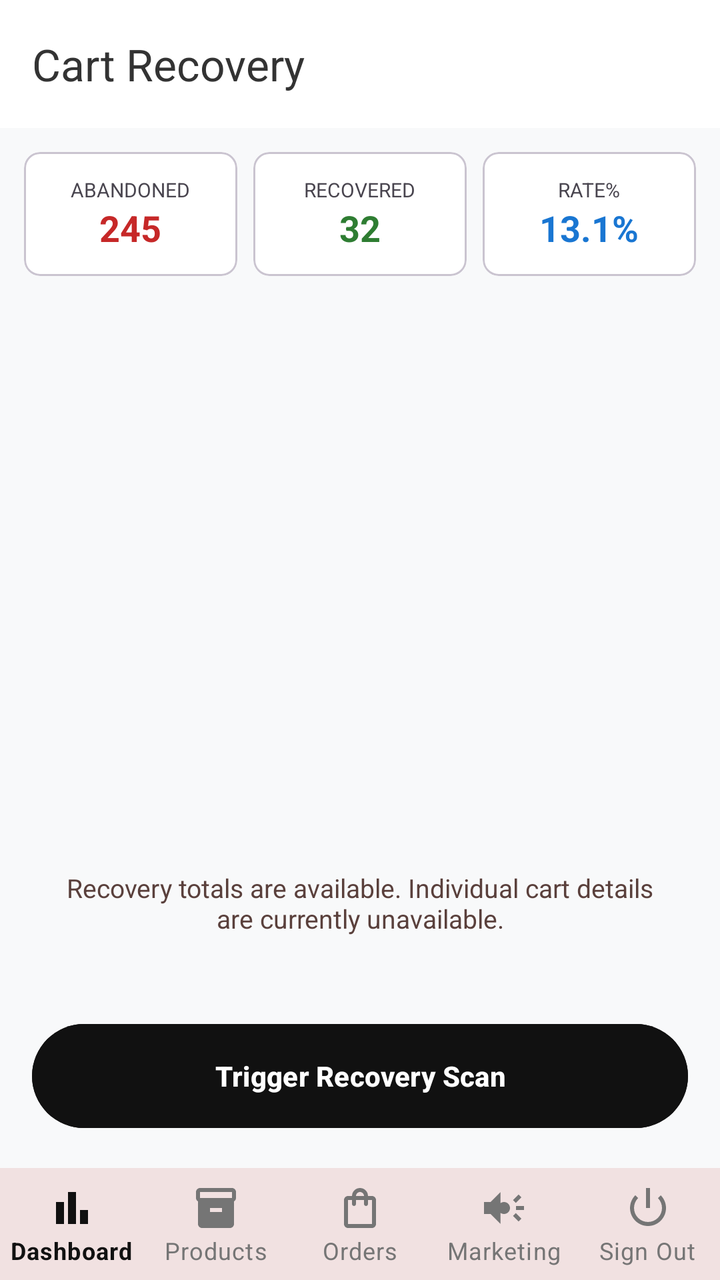
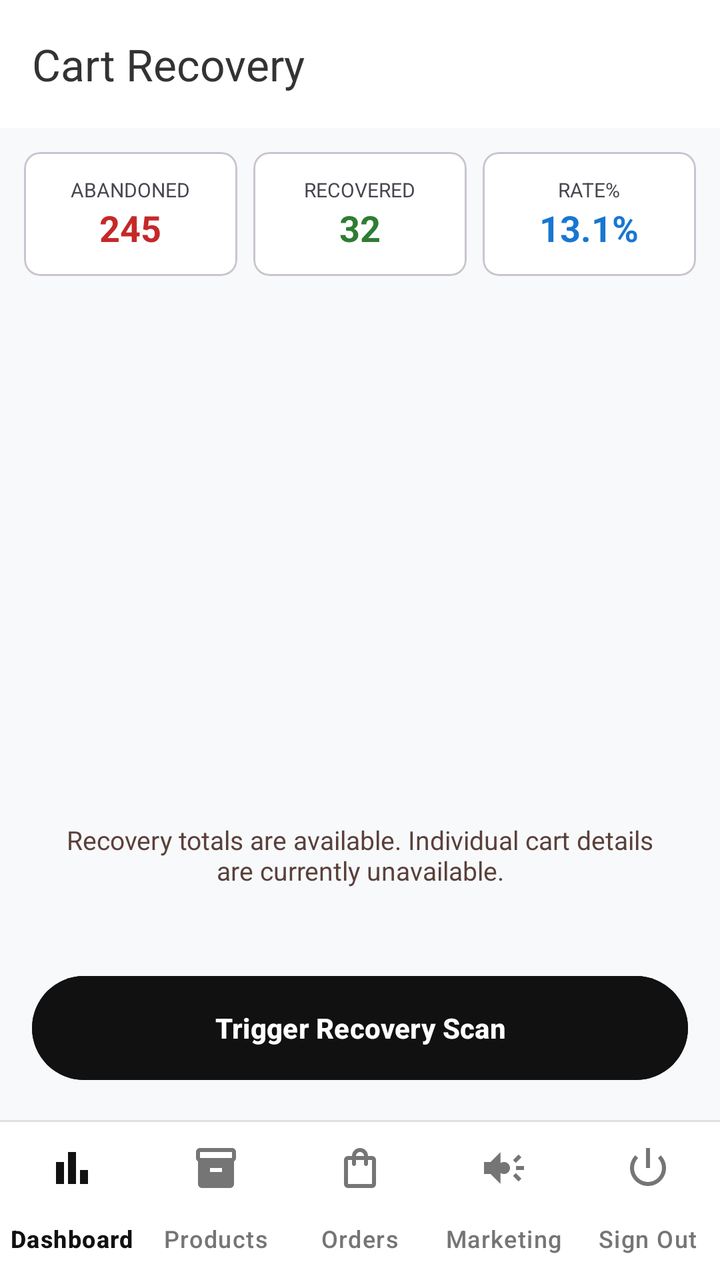

Compare the two renders of this Android layout. The source of the first and the diff that turns it into the second are given below.
<!-- AndroidManifest.xml: application theme Theme.TirTirMCommerce -->
<!-- res/layout/activity_admin_cart_recovery.xml -->
<?xml version="1.0" encoding="utf-8"?>
<LinearLayout xmlns:android="http://schemas.android.com/apk/res/android"
    xmlns:app="http://schemas.android.com/apk/res-auto"
    android:layout_width="match_parent"
    android:layout_height="match_parent"
    android:orientation="vertical"
    android:background="#F8F9FA">

    <com.google.android.material.appbar.AppBarLayout
        android:layout_width="match_parent"
        android:layout_height="wrap_content">
        <androidx.appcompat.widget.Toolbar
            android:id="@+id/toolbarAdminCartRecovery"
            android:layout_width="match_parent"
            android:layout_height="?attr/actionBarSize"
            android:background="#FFFFFF"
            app:title="Cart Recovery"
            app:titleTextColor="#333333" />
    </com.google.android.material.appbar.AppBarLayout>

    <LinearLayout
        android:layout_width="match_parent"
        android:layout_height="wrap_content"
        android:orientation="horizontal"
        android:padding="8dp">

        <com.google.android.material.card.MaterialCardView
            android:layout_width="0dp"
            android:layout_height="wrap_content"
            android:layout_weight="1"
            android:layout_margin="4dp"
            app:cardCornerRadius="8dp">
            <LinearLayout
                android:layout_width="match_parent"
                android:layout_height="wrap_content"
                android:orientation="vertical"
                android:padding="12dp"
                android:gravity="center">
                <TextView
                    android:layout_width="wrap_content"
                    android:layout_height="wrap_content"
                    android:text="Abandoned"
                    android:textSize="10sp"
                    android:textAllCaps="true" />
                <TextView
                    android:id="@+id/tvStatAbandoned"
                    android:layout_width="wrap_content"
                    android:layout_height="wrap_content"
                    android:text="245"
                    android:textSize="18sp"
                    android:textStyle="bold"
                    android:textColor="#C62828" />
            </LinearLayout>
        </com.google.android.material.card.MaterialCardView>

        <com.google.android.material.card.MaterialCardView
            android:layout_width="0dp"
            android:layout_height="wrap_content"
            android:layout_weight="1"
            android:layout_margin="4dp"
            app:cardCornerRadius="8dp">
            <LinearLayout
                android:layout_width="match_parent"
                android:layout_height="wrap_content"
                android:orientation="vertical"
                android:padding="12dp"
                android:gravity="center">
                <TextView
                    android:layout_width="wrap_content"
                    android:layout_height="wrap_content"
                    android:text="Recovered"
                    android:textSize="10sp"
                    android:textAllCaps="true" />
                <TextView
                    android:id="@+id/tvStatRecovered"
                    android:layout_width="wrap_content"
                    android:layout_height="wrap_content"
                    android:text="32"
                    android:textSize="18sp"
                    android:textStyle="bold"
                    android:textColor="#2E7D32" />
            </LinearLayout>
        </com.google.android.material.card.MaterialCardView>

        <com.google.android.material.card.MaterialCardView
            android:layout_width="0dp"
            android:layout_height="wrap_content"
            android:layout_weight="1"
            android:layout_margin="4dp"
            app:cardCornerRadius="8dp">
            <LinearLayout
                android:layout_width="match_parent"
                android:layout_height="wrap_content"
                android:orientation="vertical"
                android:padding="12dp"
                android:gravity="center">
                <TextView
                    android:layout_width="wrap_content"
                    android:layout_height="wrap_content"
                    android:text="Rate%"
                    android:textSize="10sp"
                    android:textAllCaps="true" />
                <TextView
                    android:id="@+id/tvStatRate"
                    android:layout_width="wrap_content"
                    android:layout_height="wrap_content"
                    android:text="13.1%"
                    android:textSize="18sp"
                    android:textStyle="bold"
                    android:textColor="#1976D2" />
            </LinearLayout>
        </com.google.android.material.card.MaterialCardView>
    </LinearLayout>

    <androidx.recyclerview.widget.RecyclerView
        android:id="@+id/rvCartRecovery"
        android:layout_width="match_parent"
        android:layout_height="0dp"
        android:layout_weight="1"
        android:padding="8dp"
        android:clipToPadding="false"/>

    <TextView
        android:id="@+id/tvCartRecoveryEmpty"
        android:layout_width="match_parent"
        android:layout_height="wrap_content"
        android:gravity="center"
        android:padding="24dp"
        android:text="Recovery totals are available. Individual cart details are currently unavailable."
        android:textColor="@color/tirtir_text_secondary"
        android:textSize="13sp" />

    <Button
        android:id="@+id/btnTriggerRecovery"
        android:layout_width="match_parent"
        android:layout_height="60dp"
        android:layout_margin="16dp"
        android:backgroundTint="@color/tirtir_primary"
        android:text="Trigger Recovery Scan"
        android:textColor="@android:color/white"
        android:textStyle="bold" />

    
    <com.google.android.material.bottomnavigation.BottomNavigationView
        android:id="@+id/bottomNavAdmin"
        style="@style/Widget.MaterialComponents.BottomNavigationView"
        android:layout_width="match_parent"
        android:layout_height="wrap_content"
        android:background="@android:color/white"
        app:backgroundTint="@android:color/white"
        app:itemIconTint="@color/admin_nav_color"
        app:itemTextColor="@color/admin_nav_color"
        app:labelVisibilityMode="labeled"
        app:menu="@menu/menu_admin_bottom_nav"
        app:elevation="8dp" />

</LinearLayout>
<!-- resources referenced by this layout -->
<resources>
  <color name="tirtir_primary">#111111</color>
  <color name="tirtir_text_secondary">#5A403C</color>
  <style name="Theme.TirTirMCommerce" parent="Base.Theme.TirTirMCommerce" />
  <style name="Base.Theme.TirTirMCommerce" parent="Theme.Material3.DayNight.NoActionBar">
          
          <item name="colorPrimary">@color/tirtir_red_primary</item>
          <item name="colorPrimaryDark">@color/tirtir_red_dark</item>
          <item name="colorPrimaryContainer">@color/tirtir_red_surface</item>
  
          
          <item name="colorOnPrimary">@color/tirtir_white</item>
          <item name="colorOnPrimaryContainer">@color/tirtir_red_primary</item>
  
          
          <item name="colorSecondary">@color/tirtir_black</item>
          <item name="colorOnSecondary">@color/tirtir_white</item>
          <item name="colorSecondaryContainer">@color/tirtir_red_surface</item>
          <item name="colorOnSecondaryContainer">@color/tirtir_red_primary</item>
  
          
          <item name="colorSurface">@color/tirtir_white</item>
          <item name="colorOnSurface">@color/tirtir_black</item>
          <item name="colorSurfaceVariant">@color/tirtir_off_white</item>
  
          
          <item name="android:windowBackground">@color/tirtir_off_white</item>
          <item name="android:statusBarColor">@color/tirtir_white</item>
          <item name="android:windowLightStatusBar">true</item>
  
          
          <item name="colorError">@color/tirtir_error</item>
      </style>
  <color name="tirtir_red_primary">#8B0000</color>
  <color name="tirtir_red_dark">#610000</color>
  <color name="tirtir_red_surface">#FFF4F3</color>
  <color name="tirtir_white">#FFFFFF</color>
  <color name="tirtir_black">#1A1C1C</color>
  <color name="tirtir_off_white">#F9F9F9</color>
  <color name="tirtir_error">#D32F2F</color>
</resources>

<!-- the commit's change to res/layout/activity_admin_cart_recovery.xml (unified diff, before → after) -->
@@ -143,15 +143,15 @@
     
     <com.google.android.material.bottomnavigation.BottomNavigationView
         android:id="@+id/bottomNavAdmin"
-        style="@style/Widget.MaterialComponents.BottomNavigationView"
+        style="@style/Widget.TirTir.AdminBottomNav"
         android:layout_width="match_parent"
         android:layout_height="wrap_content"
-        android:background="@android:color/white"
-        app:backgroundTint="@android:color/white"
+        android:background="@drawable/bg_bottom_nav_admin"
+        app:backgroundTint="@null"
+        app:itemRippleColor="@color/tirtir_outline_variant"
         app:itemIconTint="@color/admin_nav_color"
         app:itemTextColor="@color/admin_nav_color"
         app:labelVisibilityMode="labeled"
-        app:menu="@menu/menu_admin_bottom_nav"
-        app:elevation="8dp" />
+        app:menu="@menu/menu_admin_bottom_nav" />
 
 </LinearLayout>
<!-- resource entries referenced after the edit -->
@@ -1,13 +1,39 @@
 <!-- resources referenced by this layout -->
 <resources>
+  <color name="tirtir_outline_variant">#E5E5E5</color>
   <color name="tirtir_primary">#111111</color>
   <color name="tirtir_text_secondary">#5A403C</color>
+  <!-- drawable bg_bottom_nav_admin (drawable) -->
+  <?xml version="1.0" encoding="utf-8"?>
+  <layer-list xmlns:android="http://schemas.android.com/apk/res/android">
+      
+      <item>
+          <shape android:shape="rectangle">
+              <solid android:color="#E0E0E0" />
+          </shape>
+      </item>
+      
+      <item android:top="1dp">
+          <shape android:shape="rectangle">
+              <solid android:color="@android:color/white" />
+          </shape>
+      </item>
+  </layer-list>
+  <style name="Widget.TirTir.AdminBottomNav" parent="Widget.Material3.BottomNavigationView">
+          <item name="android:background">@android:color/white</item>
+          <item name="backgroundTint">@android:color/white</item>
+          <item name="elevation">0dp</item>
+          <item name="itemActiveIndicatorStyle">@style/TransparentActiveIndicator</item>
+      </style>
   <style name="Theme.TirTirMCommerce" parent="Base.Theme.TirTirMCommerce" />
+  <style name="TransparentActiveIndicator" parent="Widget.Material3.BottomNavigationView.ActiveIndicator">
+          <item name="android:color">@android:color/transparent</item>
+      </style>
   <style name="Base.Theme.TirTirMCommerce" parent="Theme.Material3.DayNight.NoActionBar">
           
           <item name="colorPrimary">@color/tirtir_red_primary</item>
           <item name="colorPrimaryDark">@color/tirtir_red_dark</item>
-          <item name="colorPrimaryContainer">@color/tirtir_red_surface</item>
+          <item name="colorPrimaryContainer">#FFFFFF</item>
   
           
           <item name="colorOnPrimary">@color/tirtir_white</item>
@@ -16,7 +42,7 @@
           
           <item name="colorSecondary">@color/tirtir_black</item>
           <item name="colorOnSecondary">@color/tirtir_white</item>
-          <item name="colorSecondaryContainer">@color/tirtir_red_surface</item>
+          <item name="colorSecondaryContainer">#F8F8F8</item>
           <item name="colorOnSecondaryContainer">@color/tirtir_red_primary</item>
   
           
@@ -34,7 +60,6 @@
       </style>
   <color name="tirtir_red_primary">#8B0000</color>
   <color name="tirtir_red_dark">#610000</color>
-  <color name="tirtir_red_surface">#FFF4F3</color>
   <color name="tirtir_white">#FFFFFF</color>
   <color name="tirtir_black">#1A1C1C</color>
   <color name="tirtir_off_white">#F9F9F9</color>
